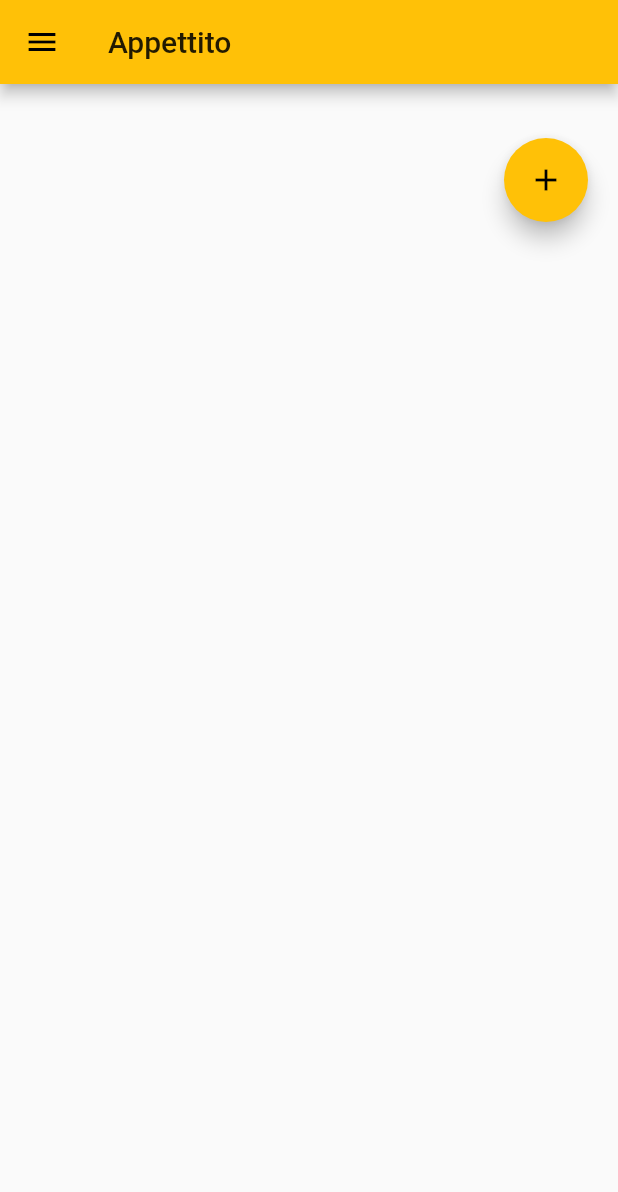
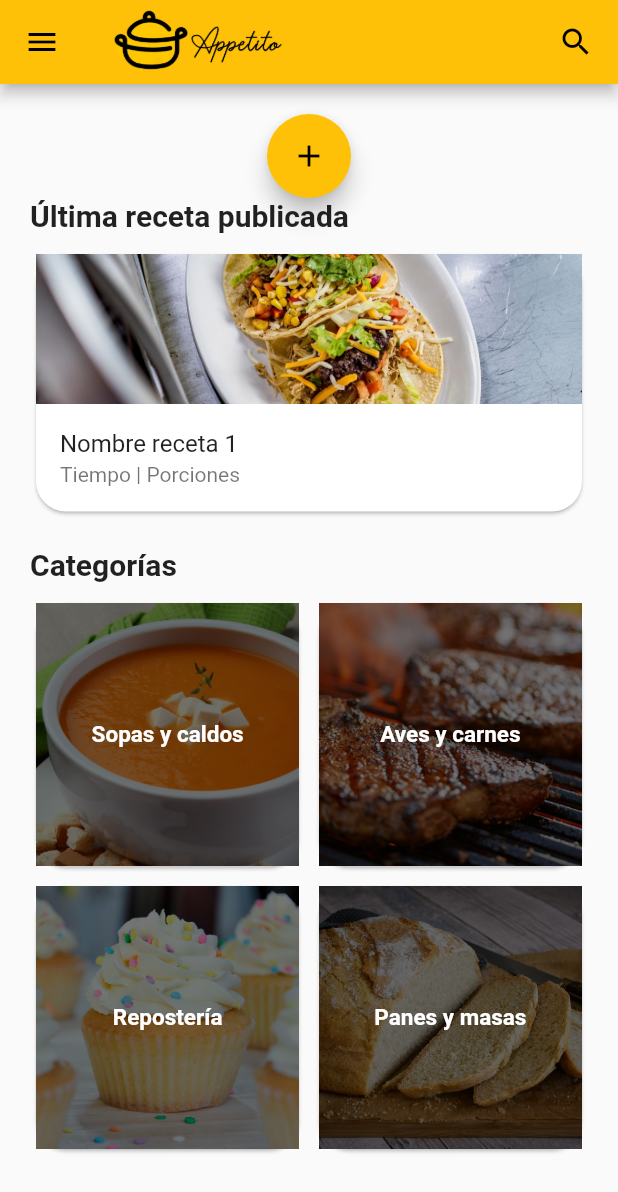
Before and after one commit to FabianMariqueo/appetito, a Flutter app: the screen it shows once a user with an empty profile is signed in, in the side drawer, after a tap on the "add" icon, on a phone screen of 412 x 824 dp. Shown: the top 1192 px of the screen. Run offline on Flutter 3.47's test engine with Material 2 defaults, Android fonts, the phone set to English and light mode, and no system bars; our stand-ins replace carousel_slider, cloud_firestore, firebase_auth, firebase_core, flutter_spinkit, google_sign_in and 2 more; missing offline and left inert: dart:ffi; accounts and stored records are empty.

Commit message:
Modificado perfil y home

```diff
--- a/lib/src/pages/home/drawer.dart
+++ b/lib/src/pages/home/drawer.dart
@@ -15,13 +15,15 @@ class DrawerPage extends StatelessWidget {
       child: ListView(
         children: <Widget>[
           UserAccountsDrawerHeader(
-            accountName: Text('Nombre'),
-            accountEmail: Text('email@gmail.com'),
+            accountName: Text(user.email.substring(0, user.email.indexOf('@'))),
+            accountEmail: Text(user.email),
             currentAccountPicture: CircleAvatar(
               backgroundColor: Colors.blue,
               child: Text(
-                "N",
-                style: TextStyle(fontSize: 30),
+                "${user.email.substring(0, 1)}".toUpperCase(),
+                style: TextStyle(
+                  fontSize: 30,
+                ),
               ),
             ),
           ),
--- a/lib/src/pages/home/home.dart
+++ b/lib/src/pages/home/home.dart
@@ -13,22 +13,135 @@ class HomePage extends StatelessWidget {
     final user = Provider.of<UserAppetito>(context);
 
     return Scaffold(
-        appBar: AppBar(
-          title: Text('Appettito'),
+      appBar: AppBar(
+        title: _titulohome(),
+      ),
+      drawer: DrawerPage(),
+      body: Center(
+        child: Padding(
+          padding: const EdgeInsets.all(20.0),
+          child: Container(
+            child: ListView(
+              children: <Widget>[
+                _addButton(context),
+                _titulo('Última receta publicada'),
+                _ultimaReceta(context),
+                _titulo('Categorías'),
+                _categoriasRecetas(context),
+              ],
+            ),
+          ),
         ),
-        drawer: DrawerPage(),
-        body: Column(children: [Text(user.email), _addButton(context)]));
+      ),
+    );
   }
 
   Widget _addButton(BuildContext context) {
+    return FloatingActionButton(
+      onPressed: () {
+        Navigator.pushNamed(context, AddRecipePage.tag);
+      },
+      child: Icon(Icons.add),
+    );
+  }
+
+  Widget _titulohome() {
+    return Row(
+      mainAxisAlignment: MainAxisAlignment.spaceBetween,
+      children: <Widget>[
+        Image.asset(
+          'assets/img/logo titulo.png',
+          height: 120,
+          width: 120,
+        ),
+        Icon(Icons.search),
+      ],
+    );
+  }
+
+  Widget _ultimaReceta(BuildContext context) {
+    double Width = MediaQuery.of(context).size.width;
     return Padding(
-        padding: const EdgeInsets.all(20),
-        child: Align(
-            alignment: Alignment.bottomRight,
-            child: FloatingActionButton(
-                onPressed: () {
-                  Navigator.pushNamed(context, AddRecipePage.tag);
-                },
-                child: Icon(Icons.add))));
+      padding: const EdgeInsets.only(bottom: 20),
+      child: Card(
+        shape: RoundedRectangleBorder(
+          borderRadius: BorderRadius.circular(20.0),
+        ),
+        child: Column(
+          mainAxisSize: MainAxisSize.min,
+          children: <Widget>[
+            Image(
+              image: AssetImage("assets/img/drawer_img.jpg"),
+              fit: BoxFit.cover,
+              width: Width,
+              height: 100,
+            ),
+            ListTile(
+              title: Text('Nombre receta 1'),
+              subtitle: Text('Tiempo | Porciones'),
+            ),
+          ],
+        ),
+      ),
+    );
+  }
+
+  Widget _titulo(String titulo) {
+    return Padding(
+      padding: const EdgeInsets.only(bottom: 10),
+      child: Text(
+        titulo,
+        style: TextStyle(fontSize: 20.0, fontWeight: FontWeight.bold),
+      ),
+    );
+  }
+
+  Widget _categoriasRecetas(BuildContext context) {
+    return new GridView.count(
+      primary: false,
+      //padding: const EdgeInsets.all(0),
+      crossAxisCount: 2, //cantidad de columnas
+      childAspectRatio: 1, //proporcion de tamaño del item
+      mainAxisSpacing: 5, //espaciado horizontal
+      crossAxisSpacing: 5, //espaciado vertical
+      children: <Widget>[
+        _categoria(context, 'Sopas y caldos', 'assets/img/caldos.jpg'),
+        _categoria(context, 'Aves y carnes', 'assets/img/carnes.jpg'),
+        _categoria(context, 'Repostería', 'assets/img/reposteria.jpg'),
+        _categoria(context, 'Panes y masas', 'assets/img/pan.jpg'),
+      ], //new Cards()
+      shrinkWrap: true,
+    );
+  }
+
+  Widget _categoria(
+      BuildContext context, String nombrecategoria, String fotocategoria) {
+    double Width = MediaQuery.of(context).size.width;
+    return Stack(
+      children: <Widget>[
+        Card(
+          shape:
+              RoundedRectangleBorder(borderRadius: BorderRadius.circular(20.0)),
+          child: Image(
+            image: AssetImage(fotocategoria),
+            fit: BoxFit.cover,
+            width: Width / 2,
+            height: Width / 2,
+            color: Colors.black54,
+            colorBlendMode: BlendMode.multiply,
+            //Text(nombrecategoria),
+          ),
+        ),
+        Container(
+            alignment: Alignment.center,
+            child: Text(
+              nombrecategoria,
+              style: TextStyle(
+                  color: Colors.white,
+                  fontWeight: FontWeight.bold,
+                  fontSize: 15.0),
+            )),
+      ],
+    );
   }
 }
```
Also changed, not shown: lib/src/pages/profile/profile.dart (+59 -51 lines), pubspec.yaml (+6 -3 lines), assets/img/caldos.jpg (added), assets/img/carnes.jpg (added), assets/img/logo titulo.png (added), assets/img/pan.jpg (added), assets/img/reposteria.jpg (added), assets/img/user_default.png (added).
